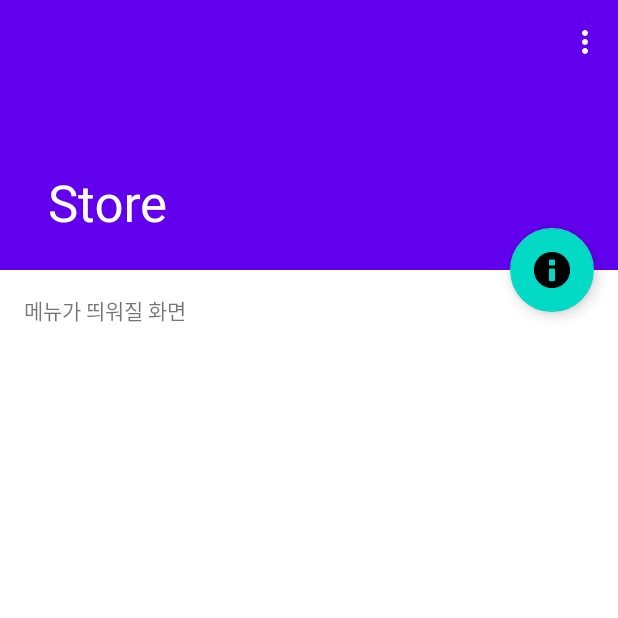
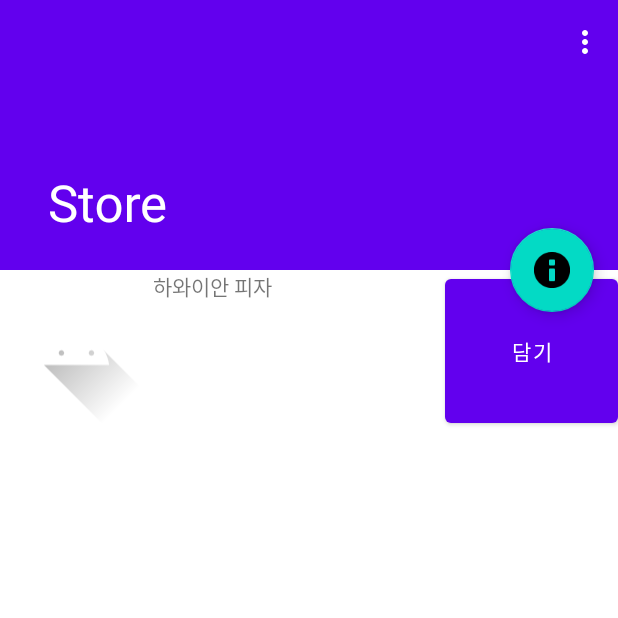
Before and after one commit to tjwjdgus12/good-pizza-great-pizza, an Android app: the screen it shows after launch (ScrollingActivity), on a phone screen of 412 x 824 dp, the top half of it. Run offline under Robolectric (Android 15) with nearby library versions, the phone set to English and light mode, and no system bars.

Commit message:
menu view by linear layout

```diff
--- a/SubGroup1_Store/Store/app/build.gradle
+++ b/SubGroup1_Store/Store/app/build.gradle
@@ -33,6 +33,7 @@ dependencies {
     implementation 'androidx.appcompat:appcompat:1.3.0'
     implementation 'com.google.android.material:material:1.3.0'
     implementation 'androidx.constraintlayout:constraintlayout:2.0.4'
+    implementation 'androidx.recylerview:recylerview:1.1.0'
     testImplementation 'junit:junit:4.+'
     androidTestImplementation 'androidx.test.ext:junit:1.1.2'
     androidTestImplementation 'androidx.test.espresso:espresso-core:3.3.0'
--- a/SubGroup1_Store/Store/app/src/main/res/layout/content_scrolling.xml
+++ b/SubGroup1_Store/Store/app/src/main/res/layout/content_scrolling.xml
@@ -8,10 +8,37 @@
     tools:context=".ScrollingActivity"
     tools:showIn="@layout/activity_scrolling">
 
-    <TextView
-        android:layout_width="wrap_content"
+    <LinearLayout
+        android:layout_width="match_parent"
         android:layout_height="wrap_content"
-        android:layout_margin="@dimen/text_margin"
-        android:text="@string/large_text" />
+        android:orientation="vertical">
 
+        <LinearLayout
+            android:layout_width="match_parent"
+            android:layout_height="match_parent"
+            android:orientation="horizontal">
+
+            <ImageView
+                android:id="@+id/imageView5"
+                android:layout_width="75dp"
+                android:layout_height="wrap_content"
+                android:layout_weight="1"
+                app:srcCompat="@drawable/ic_launcher_foreground" />
+
+            <TextView
+                android:id="@+id/textView5"
+                android:layout_width="168dp"
+                android:layout_height="match_parent"
+                android:layout_weight="1"
+                android:text="하와이안 피자" />
+
+            <Button
+                android:id="@+id/button"
+                android:layout_width="wrap_content"
+                android:layout_height="match_parent"
+                android:layout_weight="1"
+                android:text="담기" />
+
+        </LinearLayout>
+    </LinearLayout>
 </androidx.core.widget.NestedScrollView>
```
